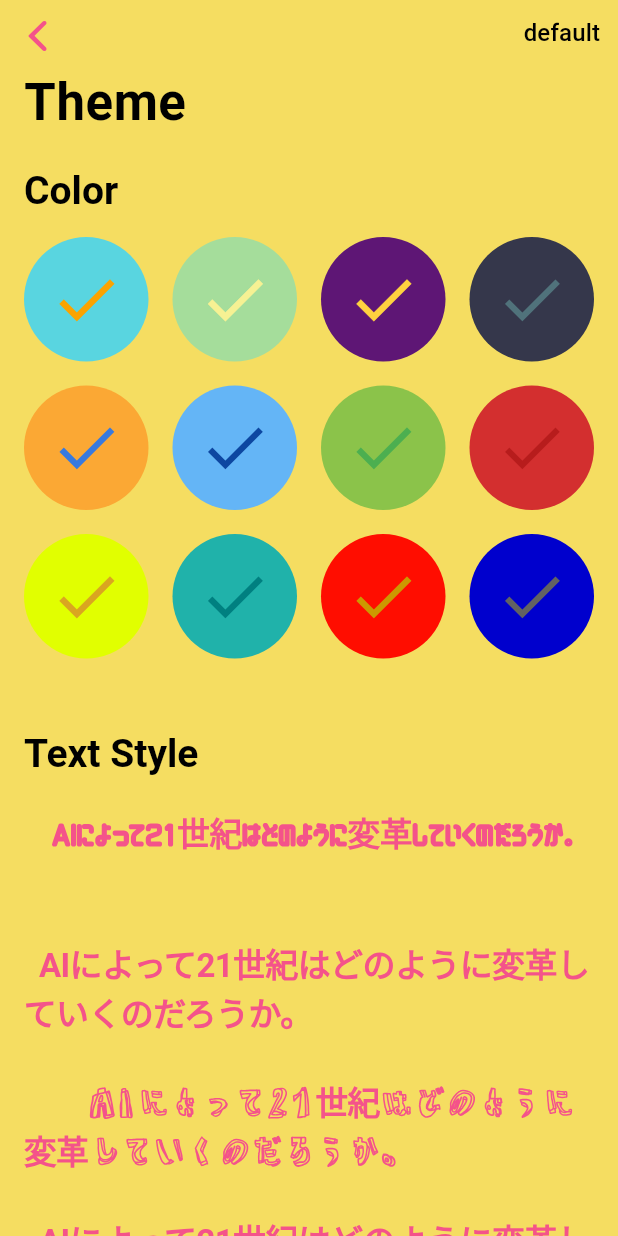
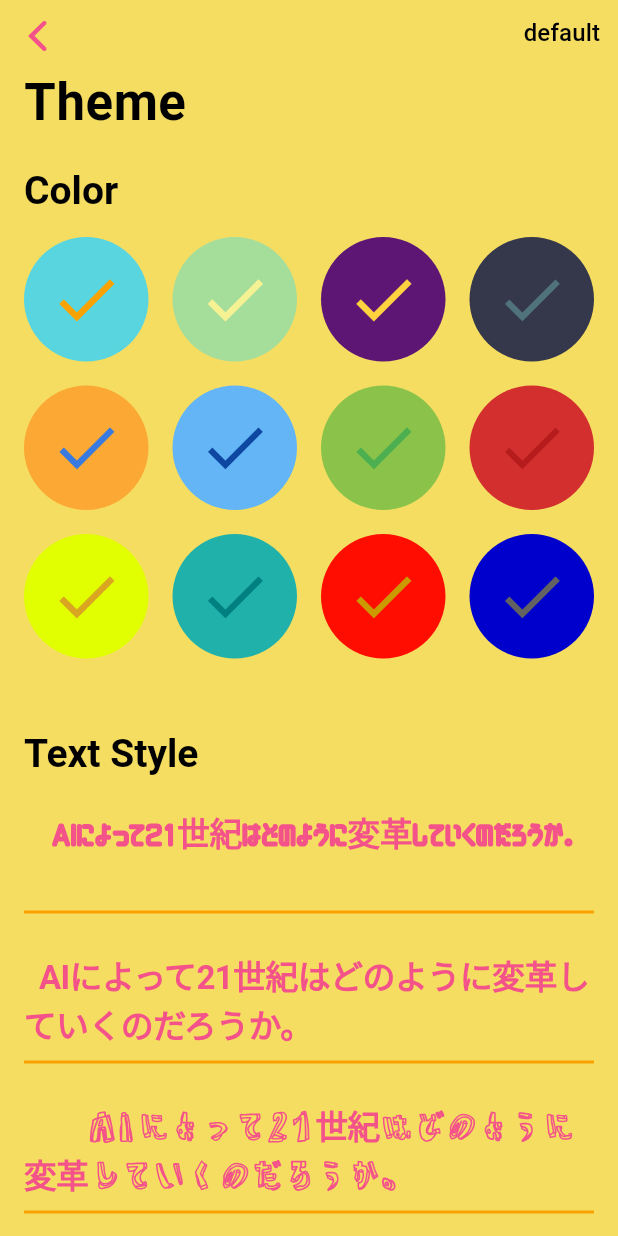
Before and after one commit to kolbe-ryo/count_habits, a Flutter app: the ThemeSettingPage screen opened directly, on a phone screen of 412 x 824 dp. Run offline on Flutter 3.47's test engine with Material 3 defaults, Android fonts, the phone set to English and light mode, and no system bars; our stand-ins replace dots_indicator, flutter_riverpod, fluttertoast, freezed_annotation, logger, lottie and 4 more; accounts and stored records are empty; generated files the repository leaves out were written again; Roboto replaces fonts that are missing (Hachi_Maru_Pop, Rampart_One).

Commit message:
add border to text style settings

```diff
--- a/lib/presentation/pages/settings/components/text_style_button.dart
+++ b/lib/presentation/pages/settings/components/text_style_button.dart
@@ -19,7 +19,16 @@ class TextStyleButton extends ConsumerWidget {
   @override
   Widget build(BuildContext context, WidgetRef ref) {
     final theme = ref.watch(cupertinoThemeProvider);
-    return CupertinoButton(
+    return DecoratedBox(
+      decoration: BoxDecoration(
+        border: Border(
+          bottom: BorderSide(
+            color: theme.primaryContrastingColor,
+            width: 2,
+          ),
+        ),
+      ),
+      child: CupertinoButton(
         padding: EdgeInsets.zero,
         child: Text(
           _text,
@@ -31,6 +40,7 @@ class TextStyleButton extends ConsumerWidget {
           ),
         ),
         onPressed: () => ref.read(appearanceStateProvider.notifier).setFontFamily(index),
+      ),
     );
   }
 }
--- a/lib/presentation/pages/settings/theme_setting_page.dart
+++ b/lib/presentation/pages/settings/theme_setting_page.dart
@@ -88,7 +88,7 @@ class ThemeSettingPage extends ConsumerWidget {
             padding: const EdgeInsets.symmetric(horizontal: 16),
             sliver: SliverGrid.count(
               crossAxisCount: 1,
-              mainAxisSpacing: 16,
+              mainAxisSpacing: 24,
               crossAxisSpacing: 16,
               childAspectRatio: 5,
               children: textSchemes.entries.map((e) => TextStyleButton(index: e.key)).toList(),
```
Lines whose indentation alone changed are shown as unchanged.
